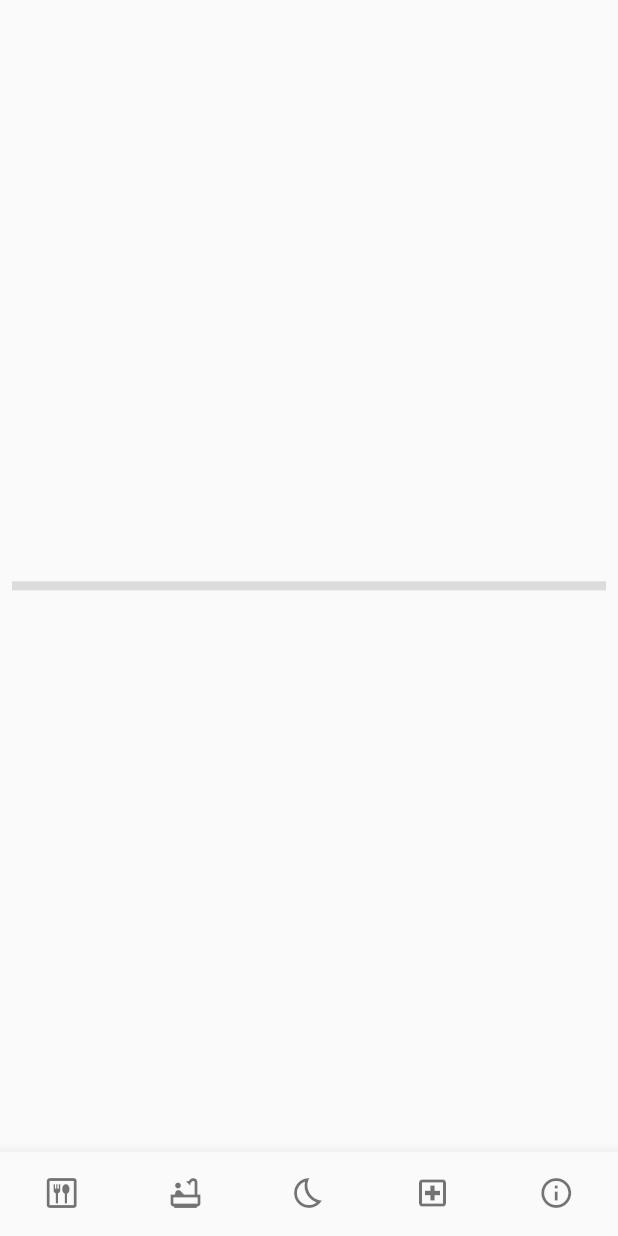
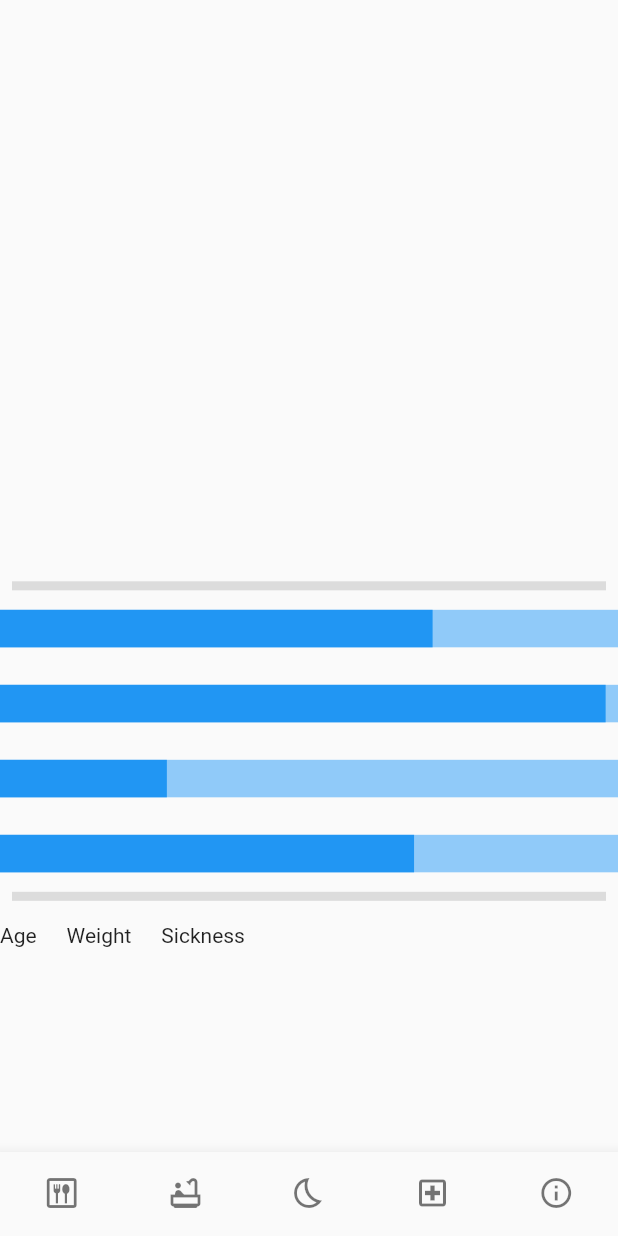
Before and after one commit to vinrocksuper/fluttergotchi, a Flutter app: the screen it shows after launch, on a phone screen of 412 x 824 dp. Run offline on Flutter 3.47's test engine with Material 2 defaults, Android fonts, the phone set to English and light mode, and no system bars.

Commit message:
added more layout stuff

```diff
--- a/lib/main.dart
+++ b/lib/main.dart
@@ -31,8 +31,6 @@ class MyHomePage extends StatefulWidget {
 }
 
 class _MyHomePageState extends State<MyHomePage> with WidgetsBindingObserver {
-
-
   int myCount = 0;
   late Timer timer;
   // I will want the timer to keep counting since this will be real time
@@ -71,13 +69,76 @@ class _MyHomePageState extends State<MyHomePage> with WidgetsBindingObserver {
                 thickness: 6,
               ),
             ),
-            SizedBox(
-              width: double.infinity,
-              height: MediaQuery.of(context).size.height / 2.6,
-            ),
+            // SizedBox(
+            //   width: double.infinity,
+            //   height: MediaQuery.of(context).size.height / 2.6,
+
+            // ),
+            StatusArea(),
           ],
         ),
       ),
+    );
+  }
+}
+
+class StatusArea extends StatelessWidget {
+  const StatusArea({
+    Key? key,
+  }) : super(key: key);
+
+  @override
+  Widget build(BuildContext context) {
+    return Column(
+      children: [
+        LinearProgressIndicator(
+          minHeight: 25,
+          value: .7,
+        ),
+        SizedBox(height: 25),
+        LinearProgressIndicator(
+          minHeight: 25,
+          value: .98,
+        ),
+        SizedBox(height: 25),
+        LinearProgressIndicator(
+          minHeight: 25,
+          value: .27,
+        ),
+        SizedBox(height: 25),
+        LinearProgressIndicator(
+          minHeight: 25,
+          value: .67,
+        ),
+        Padding(
+          padding: const EdgeInsets.all(8.0),
+          child: Divider(
+            color: Colors.black12,
+            thickness: 6,
+          ),
+        ),
+        Row(
+          children: [
+            Text("Age"),
+            VerticalDivider(
+              width: 20,
+              thickness: 100,
+              indent: 20,
+              endIndent: 0,
+              color: Colors.red,
+            ),
+            Text("Weight"),
+            VerticalDivider(
+              width: 20,
+              thickness: 100,
+              indent: 20,
+              endIndent: 0,
+              color: Colors.red,
+            ),
+            Text("Sickness"),
+          ],
+        )
+      ],
     );
   }
 }
```
